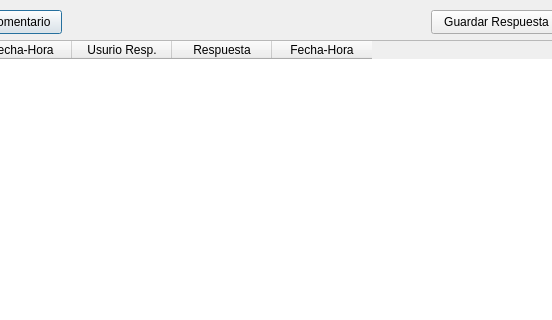
The window that ventanaNotas_NP.ui (AyeQuinteros15/DemoPracticas) describes before a commit, drawn with Qt 5; both pictures show x 239 to 791 and y 0 to 320 of the 982 by 542 pixel window.
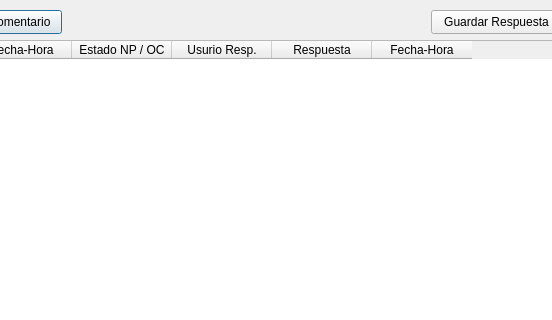
The same window after the commit.

```diff
--- a/ventanaNotas_NP.ui
+++ b/ventanaNotas_NP.ui
@@ -50,6 +50,11 @@
      <string>Fecha-Hora</string>
     </property>
    </column>
+   <column>
+    <property name="text">
+     <string>Estado NP / OC</string>
+    </property>
+   </column>
    <column>
     <property name="text">
      <string>Usurio Resp.</string>
```
